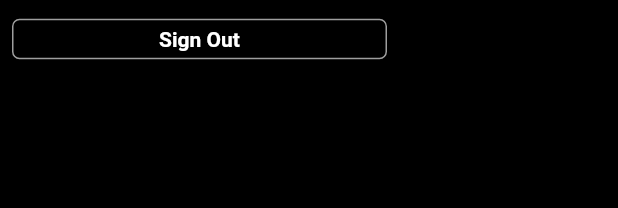
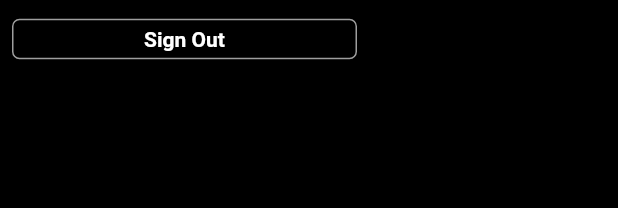
Before and after one commit to abdulawalarif/photo_sharing_application, a Flutter app: the FollowButton widget shown alone on an empty page, opened directly, on a phone screen of 412 x 824 dp. Shown: the top 208 px of the screen. Run offline on Flutter 3.47's test engine with Material 2 defaults, Android fonts, the phone set to English and light mode, and no system bars; our stand-ins replace cloud_firestore, firebase_auth, firebase_core, firebase_storage, flutter_svg, image_picker; accounts and stored records are empty; network calls fail.

Commit message:
Follow button is working

```diff
--- a/lib/widgets/follow_button.dart
+++ b/lib/widgets/follow_button.dart
@@ -6,14 +6,14 @@ class FollowButton extends StatelessWidget {
   final Color borderColor;
   final String text;
   final Color textColor;
-  const FollowButton({
-    Key? key,
-    required this.backgroundColor,
-    required this.borderColor,
-    required this.text,
-    required this.textColor,
-    this.function
-  }) : super(key: key);
+  const FollowButton(
+      {Key? key,
+      required this.backgroundColor,
+      required this.borderColor,
+      required this.text,
+      required this.textColor,
+      this.function})
+      : super(key: key);
 
   @override
   Widget build(BuildContext context) {
@@ -37,7 +37,7 @@ class FollowButton extends StatelessWidget {
               fontWeight: FontWeight.bold,
             ),
           ),
-          width: 250,
+          width: 230,
           height: 27,
         ),
       ),
```
